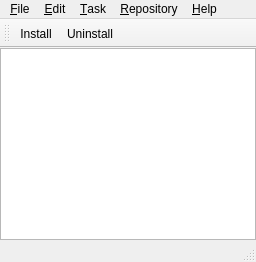
First picture: the form in Programs/MiKTeX/PackageManager/Qt/MainWindow.ui, repository Amaterasu27/miktex, before the edit.
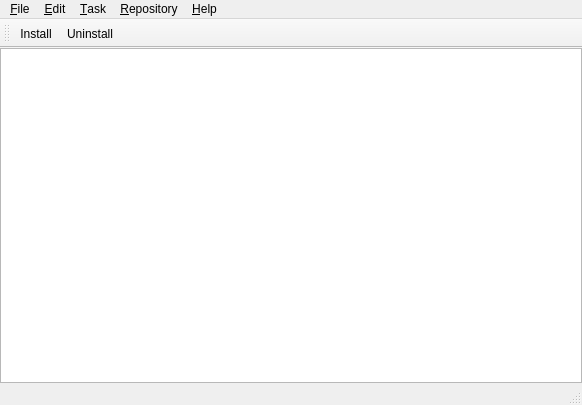
Second picture: the form after the edit. Icons and pictures are not drawn.

Commit message: MiKTeX Initial release of mpm_qt (60% finished).

The edit to the form file:
```diff
--- a/Programs/MiKTeX/PackageManager/Qt/MainWindow.ui
+++ b/Programs/MiKTeX/PackageManager/Qt/MainWindow.ui
@@ -1,6 +1,14 @@
 <ui version="4.0" >
  <class>MainWindow</class>
  <widget class="QMainWindow" name="MainWindow" >
+  <property name="geometry" >
+   <rect>
+    <x>0</x>
+    <y>0</y>
+    <width>582</width>
+    <height>405</height>
+   </rect>
+  </property>
   <property name="windowTitle" >
    <string>MiKTeX Package Manager</string>
   </property>
@@ -36,7 +44,7 @@
     <rect>
      <x>0</x>
      <y>0</y>
-     <width>732</width>
+     <width>582</width>
      <height>21</height>
     </rect>
    </property>
@@ -92,7 +100,7 @@
     <enum>TopToolBarArea</enum>
    </attribute>
    <attribute name="toolBarBreak" >
-    <bool>true</bool>
+    <bool>false</bool>
    </attribute>
    <addaction name="actionInstall" />
    <addaction name="actionUninstall" />
```
